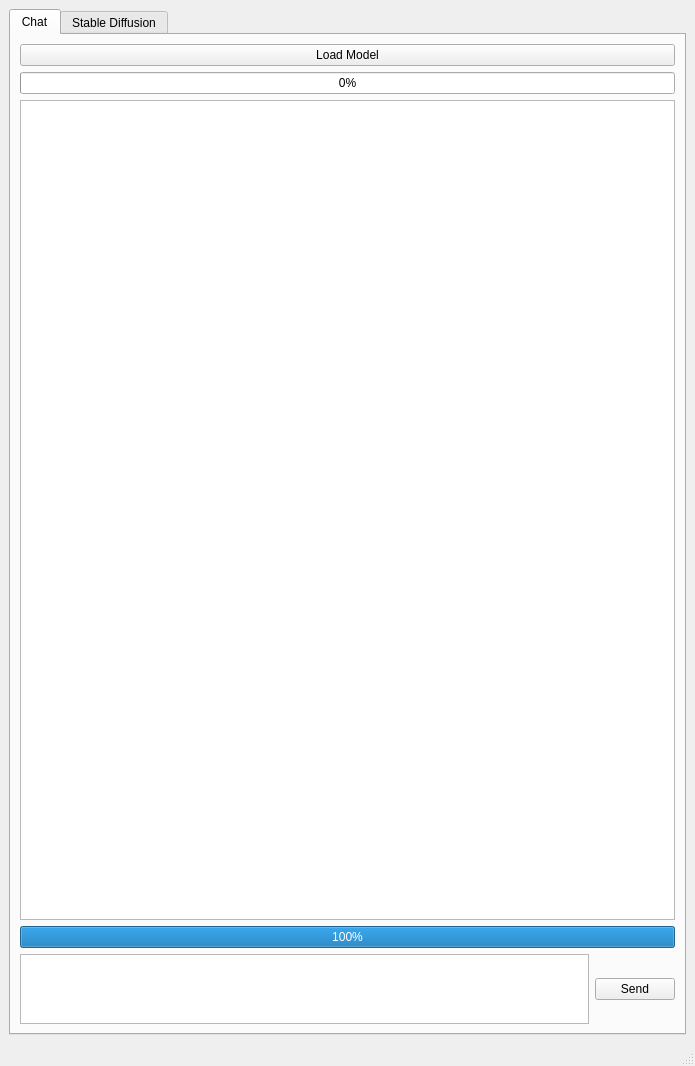
First picture: the form in AIOneQTWidgets/mainwindow.ui, repository Iemand005/Singularity, before the edit.
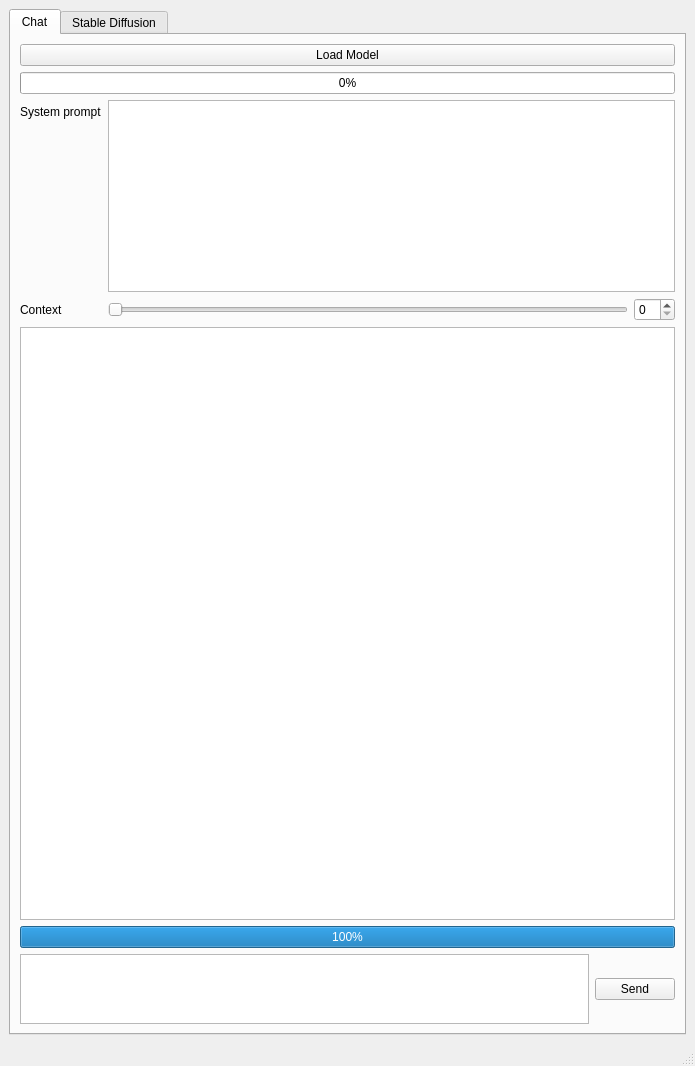
Second picture: the form after the edit.

The edit to the form file:
```diff
--- a/AIOneQTWidgets/mainwindow.ui
+++ b/AIOneQTWidgets/mainwindow.ui
@@ -54,6 +54,48 @@
           </property>
          </widget>
         </item>
+        <item>
+         <layout class="QFormLayout" name="formLayout_2">
+          <item row="0" column="0">
+           <widget class="QLabel" name="label">
+            <property name="text">
+             <string>System prompt</string>
+            </property>
+           </widget>
+          </item>
+          <item row="0" column="1">
+           <widget class="QPlainTextEdit" name="systemPromptInput">
+            <property name="sizePolicy">
+             <sizepolicy hsizetype="Expanding" vsizetype="Minimum">
+              <horstretch>0</horstretch>
+              <verstretch>0</verstretch>
+             </sizepolicy>
+            </property>
+           </widget>
+          </item>
+          <item row="1" column="0">
+           <widget class="QLabel" name="label_2">
+            <property name="text">
+             <string>Context</string>
+            </property>
+           </widget>
+          </item>
+          <item row="1" column="1">
+           <layout class="QHBoxLayout" name="horizontalLayout_3">
+            <item>
+             <widget class="QSlider" name="contextLengthSlider">
+              <property name="orientation">
+               <enum>Qt::Orientation::Horizontal</enum>
+              </property>
+             </widget>
+            </item>
+            <item>
+             <widget class="QSpinBox" name="contextLengthInput"/>
+            </item>
+           </layout>
+          </item>
+         </layout>
+        </item>
         <item>
          <widget class="QListWidget" name="listWidget">
           <property name="wordWrap">
```
